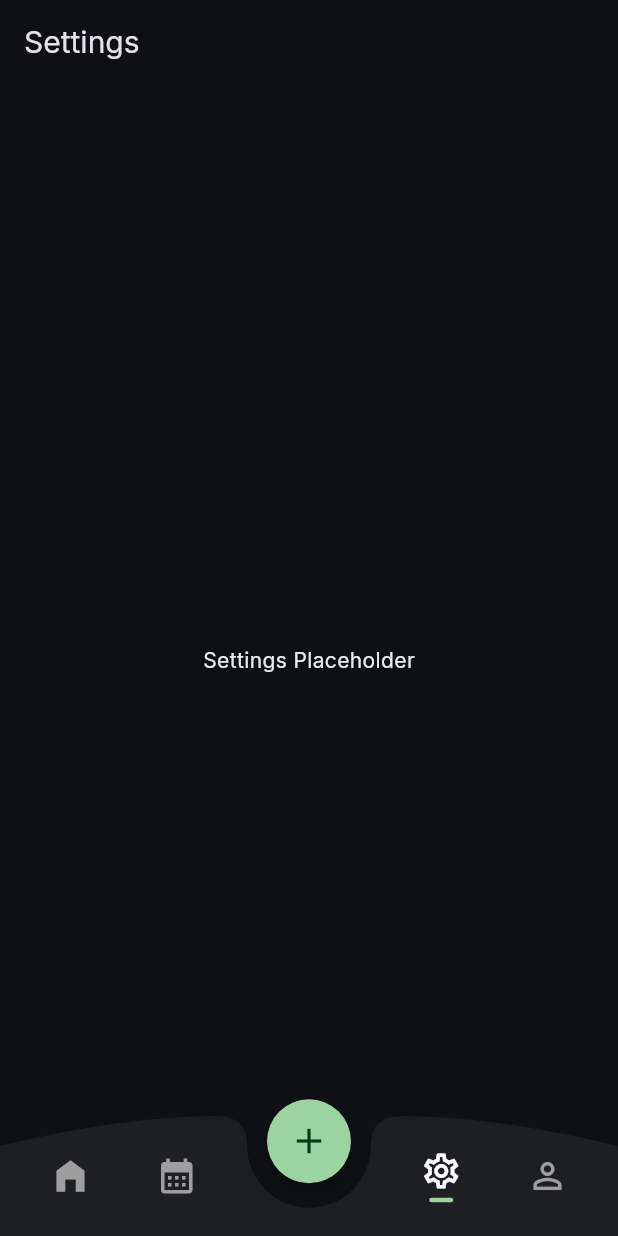
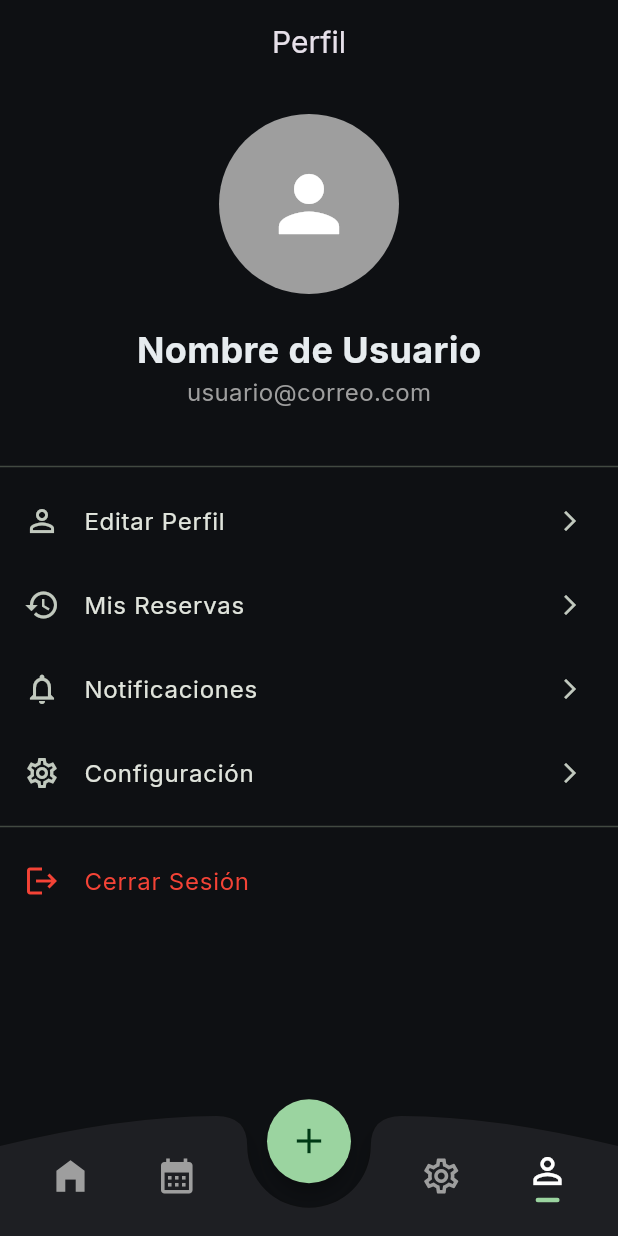
Before and after one commit to GrullonDev/Barberia, a Flutter app: the screen it shows after launch, item 2 of the bottom bar chosen, after a tap on the "settings" icon, after a tap on the "person outline" icon, on a phone screen of 412 x 824 dp. Run offline on Flutter 3.47's test engine with Material 3 defaults, Android fonts, the phone set to English and light mode, and no system bars; our stand-ins replace flutter_animate, flutter_markdown, flutter_riverpod, go_router, google_fonts, qr_flutter and 3 more.

Commit message:
feat: Implement core navigation structure with custom bottom nav bar and add profile page.

```diff
--- a/lib/app/router.dart
+++ b/lib/app/router.dart
@@ -4,6 +4,7 @@ import 'package:barberia/features/booking/pages/confirmation_page.dart';
 import 'package:barberia/features/booking/pages/details_page.dart';
 import 'package:barberia/features/booking/pages/home_page.dart';
 import 'package:barberia/features/booking/pages/my_bookings_page.dart';
+import 'package:barberia/features/booking/pages/profile_page.dart';
 import 'package:barberia/features/booking/pages/service_select_page.dart';
 import 'package:barberia/features/booking/pages/settings_page.dart';
 import 'package:barberia/features/static/privacy_page.dart';
@@ -19,6 +20,7 @@ abstract final class RouteNames {
   static const String confirmation = 'confirmation';
   static const String myBookings = 'my-bookings';
   static const String privacy = 'privacy';
+  static const String profile = 'profile';
 }
 
 /// Configuración central de rutas para el flujo de reservas del cliente.
@@ -96,6 +98,16 @@ final GoRouter appRouter = GoRouter(
             ),
           ],
         ),
+
+        StatefulShellBranch(
+          routes: <RouteBase>[
+            GoRoute(
+              path: '/profile',
+              name: RouteNames.profile,
+              builder: (_, __) => const ProfilePage(),
+            ),
+          ],
+        ),
       ],
     ),
   ],
--- a/lib/common/widgets/custom_bottom_nav_bar.dart
+++ b/lib/common/widgets/custom_bottom_nav_bar.dart
@@ -72,8 +72,8 @@ class CustomBottomNavBar extends StatelessWidget {
                 ),
                 _NavBarIcon(
                   icon: Icons.person_outline,
-                  isSelected: false, // Placeholder
-                  onTap: () {},
+                  isSelected: navigationShell.currentIndex == 3,
+                  onTap: () => _onTap(context, 3),
                   activeColor: cs.primary,
                 ),
               ],
--- /dev/null
+++ b/lib/features/booking/pages/profile_page.dart
@@ -0,0 +1,68 @@
+import 'package:flutter/material.dart';
+
+class ProfilePage extends StatelessWidget {
+  const ProfilePage({super.key});
+
+  @override
+  Widget build(BuildContext context) {
+    return Scaffold(
+      appBar: AppBar(title: const Text('Perfil'), centerTitle: true),
+      body: SingleChildScrollView(
+        child: Column(
+          children: [
+            const SizedBox(height: 20),
+            const CircleAvatar(
+              radius: 60,
+              backgroundColor: Colors.grey,
+              child: Icon(Icons.person, size: 60, color: Colors.white),
+            ),
+            const SizedBox(height: 20),
+            const Text(
+              'Nombre de Usuario',
+              style: TextStyle(fontSize: 24, fontWeight: FontWeight.bold),
+            ),
+            const Text(
+              'usuario@correo.com',
+              style: TextStyle(fontSize: 16, color: Colors.grey),
+            ),
+            const SizedBox(height: 30),
+            const Divider(),
+            ListTile(
+              leading: const Icon(Icons.person_outline),
+              title: const Text('Editar Perfil'),
+              trailing: const Icon(Icons.arrow_forward_ios, size: 16),
+              onTap: () {},
+            ),
+            ListTile(
+              leading: const Icon(Icons.history),
+              title: const Text('Mis Reservas'),
+              trailing: const Icon(Icons.arrow_forward_ios, size: 16),
+              onTap: () {},
+            ),
+            ListTile(
+              leading: const Icon(Icons.notifications_none),
+              title: const Text('Notificaciones'),
+              trailing: const Icon(Icons.arrow_forward_ios, size: 16),
+              onTap: () {},
+            ),
+            ListTile(
+              leading: const Icon(Icons.settings_outlined),
+              title: const Text('Configuración'),
+              trailing: const Icon(Icons.arrow_forward_ios, size: 16),
+              onTap: () {},
+            ),
+            const Divider(),
+            ListTile(
+              leading: const Icon(Icons.logout, color: Colors.red),
+              title: const Text(
+                'Cerrar Sesión',
+                style: TextStyle(color: Colors.red),
+              ),
+              onTap: () {},
+            ),
+          ],
+        ),
+      ),
+    );
+  }
+}
```
